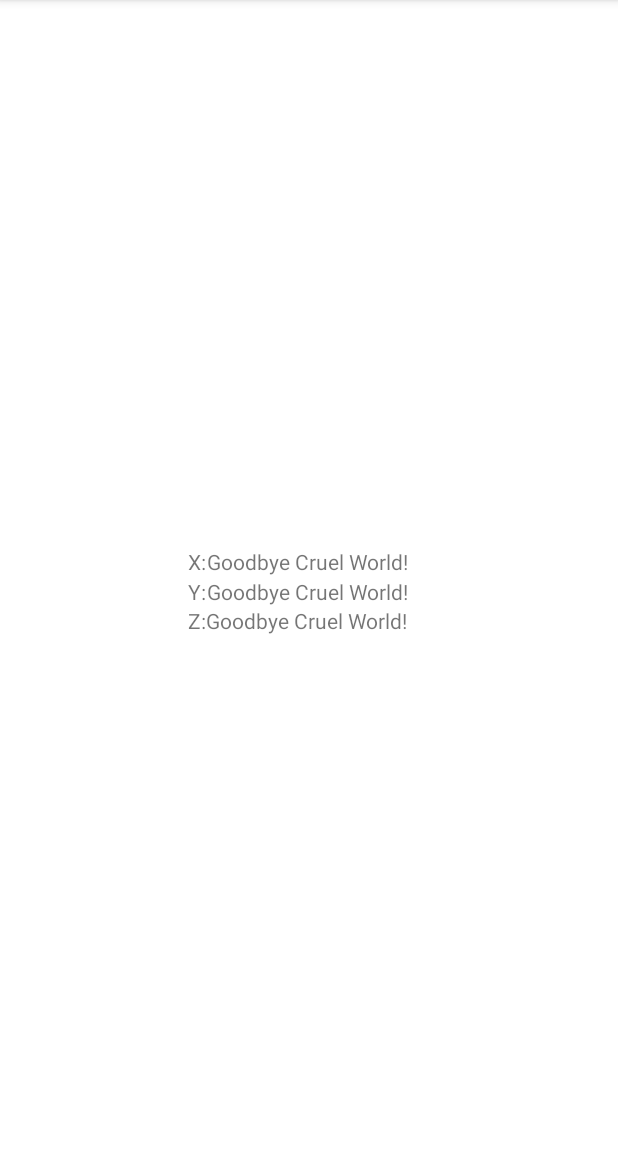
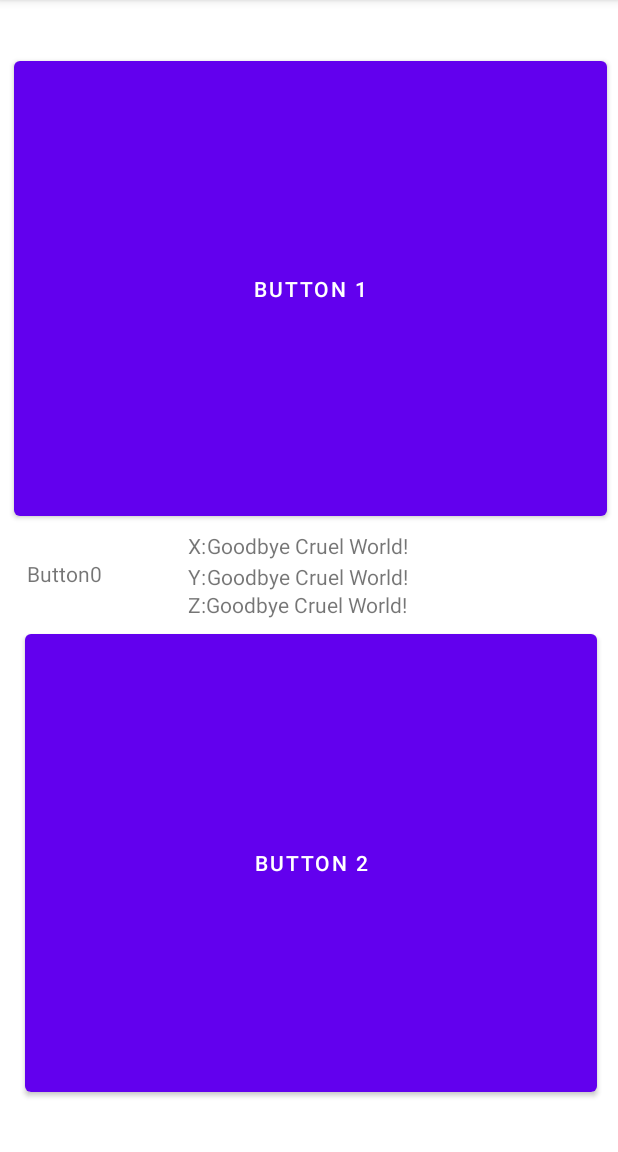
Before and after one commit to sean-sands-bc/SensorDemo1, an Android app: the screen it shows after launch (MainActivity), on a phone screen of 412 x 824 dp, the part 84-1236 px from its top. Run offline under Robolectric (Android 15) with nearby library versions, the phone set to English and light mode, and no system bars.

Commit message:
added ui, two buttons pressing a button updates gyro numbers and button pressed

```diff
--- a/app/src/main/java/com/example/sensordemo1/MainActivity.java
+++ b/app/src/main/java/com/example/sensordemo1/MainActivity.java
@@ -7,7 +7,9 @@ import android.hardware.SensorEvent;
 import android.hardware.SensorEventListener;
 import android.hardware.SensorManager;
 import android.os.Bundle;
+import android.view.View;
 import android.widget.TextView;
+import android.widget.Button;
 
 public class MainActivity extends AppCompatActivity implements SensorEventListener {
     private SensorManager mSensorManager;
@@ -15,7 +17,10 @@ public class MainActivity extends AppCompatActivity implements SensorEventListen
     private TextView tvXgyro;
     private TextView tvYgyro;
     private TextView tvZgyro;
-    private int btnFlag = 0;
+    private TextView tvBtnNum;
+    private Integer btnFlag = 0;
+    private Button btn1;
+    private Button btn2;
 
     public MainActivity(){
         //
@@ -31,19 +36,41 @@ public class MainActivity extends AppCompatActivity implements SensorEventListen
         tvXgyro = (TextView)findViewById(R.id.xGyro);
         tvYgyro = (TextView)findViewById(R.id.yGyro);
         tvZgyro = (TextView)findViewById(R.id.zGyro);
+        tvBtnNum = (TextView)findViewById(R.id.btnNum);
+        btn1 = (Button)findViewById(R.id.btn1);
+        btn1.setOnClickListener(new View.OnClickListener(){
+
+            @Override
+            public void onClick(View v) {
+                btnFlag = 1;
+            }
+        });
+        btn2 = (Button)findViewById(R.id.btn2);
+        btn2.setOnClickListener(new View.OnClickListener(){
+
+            @Override
+            public void onClick(View v) {
+                btnFlag = 2;
+            }
+        });
         mSensorManager.registerListener(this, mGyroscope, SensorManager.SENSOR_DELAY_NORMAL);
 
     }
 
     @Override
     public void onSensorChanged(SensorEvent event) {
+        if(btnFlag>0) {
+
             Float axisX = event.values[0];
             Float axisY = event.values[1];
             Float axisZ = event.values[2];
 
+            tvBtnNum.setText(btnFlag.toString());
+            btnFlag = 0;
             tvXgyro.setText(axisX.toString());
             tvYgyro.setText(axisY.toString());
             tvZgyro.setText(axisZ.toString());
+        }
     }
 
     @Override
--- a/app/src/main/res/layout/activity_main.xml
+++ b/app/src/main/res/layout/activity_main.xml
@@ -16,8 +16,7 @@
         app:layout_constraintHorizontal_bias="0.498"
         app:layout_constraintLeft_toLeftOf="parent"
         app:layout_constraintRight_toRightOf="parent"
-        app:layout_constraintTop_toTopOf="parent"
-        app:layout_constraintVertical_bias="0.514" />
+        app:layout_constraintTop_toTopOf="parent" />
 
     <TextView
         android:id="@+id/textView"
@@ -29,19 +28,28 @@
         app:layout_constraintLeft_toLeftOf="parent"
         app:layout_constraintRight_toRightOf="parent"
         app:layout_constraintTop_toTopOf="parent"
-        app:layout_constraintVertical_bias="0.54" />
+        app:layout_constraintVertical_bias="0.525" />
 
     <TextView
-        android:id="@+id/zGyro"
         android:layout_width="wrap_content"
         android:layout_height="wrap_content"
-        android:text="Goodbye Cruel World!"
+        android:text="Y:"
         app:layout_constraintBottom_toBottomOf="parent"
-        app:layout_constraintEnd_toEndOf="parent"
-        app:layout_constraintHorizontal_bias="0.0"
-        app:layout_constraintStart_toEndOf="@+id/textView"
+        app:layout_constraintHorizontal_bias="0.313"
+        app:layout_constraintLeft_toLeftOf="parent"
+        app:layout_constraintRight_toRightOf="parent"
+        app:layout_constraintTop_toTopOf="parent" />
+
+    <TextView
+        android:layout_width="wrap_content"
+        android:layout_height="wrap_content"
+        android:text="X:"
+        app:layout_constraintBottom_toBottomOf="parent"
+        app:layout_constraintHorizontal_bias="0.313"
+        app:layout_constraintLeft_toLeftOf="parent"
+        app:layout_constraintRight_toRightOf="parent"
         app:layout_constraintTop_toTopOf="parent"
-        app:layout_constraintVertical_bias="0.54" />
+        app:layout_constraintVertical_bias="0.473" />
 
     <TextView
         android:id="@+id/xGyro"
@@ -53,28 +61,84 @@
         app:layout_constraintLeft_toLeftOf="parent"
         app:layout_constraintRight_toRightOf="parent"
         app:layout_constraintTop_toTopOf="parent"
-        app:layout_constraintVertical_bias="0.487" />
+        app:layout_constraintVertical_bias="0.473" />
+
+    <TextView
+        android:id="@+id/zGyro"
+        android:layout_width="wrap_content"
+        android:layout_height="wrap_content"
+        android:layout_marginStart="137dp"
+        android:layout_marginLeft="137dp"
+        android:text="Goodbye Cruel World!"
+        app:layout_constraintBottom_toBottomOf="parent"
+        app:layout_constraintEnd_toEndOf="parent"
+        app:layout_constraintHorizontal_bias="0.0"
+        app:layout_constraintStart_toEndOf="@+id/textView"
+        app:layout_constraintStart_toStartOf="parent"
+        app:layout_constraintTop_toTopOf="parent"
+        app:layout_constraintVertical_bias="0.525" />
+
+    <Button
+        android:id="@+id/btn1"
+        android:layout_width="395dp"
+        android:layout_height="315dp"
+        android:layout_marginStart="9dp"
+        android:layout_marginLeft="9dp"
+        android:layout_marginTop="16dp"
+        android:layout_marginEnd="7dp"
+        android:layout_marginRight="7dp"
+        android:layout_marginBottom="400dp"
+        android:text="Button 1"
+        app:layout_constraintBottom_toBottomOf="parent"
+        app:layout_constraintEnd_toEndOf="parent"
+        app:layout_constraintStart_toStartOf="parent"
+        app:layout_constraintTop_toTopOf="parent" />
+
+    <Button
+        android:id="@+id/btn2"
+        android:layout_width="381dp"
+        android:layout_height="317dp"
+        android:layout_marginStart="16dp"
+        android:layout_marginLeft="16dp"
+        android:layout_marginTop="398dp"
+        android:layout_marginEnd="14dp"
+        android:layout_marginRight="14dp"
+        android:layout_marginBottom="16dp"
+        android:text="Button 2"
+        app:layout_constraintBottom_toBottomOf="parent"
+        app:layout_constraintEnd_toEndOf="parent"
+        app:layout_constraintStart_toStartOf="parent"
+        app:layout_constraintTop_toTopOf="parent" />
 
     <TextView
         android:layout_width="wrap_content"
         android:layout_height="wrap_content"
-        android:text="X:"
+        android:layout_marginStart="18dp"
+        android:layout_marginLeft="18dp"
+        android:layout_marginTop="354dp"
+        android:layout_marginEnd="352dp"
+        android:layout_marginRight="352dp"
+        android:layout_marginBottom="358dp"
+        android:text="Button"
         app:layout_constraintBottom_toBottomOf="parent"
-        app:layout_constraintHorizontal_bias="0.313"
-        app:layout_constraintLeft_toLeftOf="parent"
-        app:layout_constraintRight_toRightOf="parent"
-        app:layout_constraintTop_toTopOf="parent"
-        app:layout_constraintVertical_bias="0.487" />
+        app:layout_constraintEnd_toEndOf="parent"
+        app:layout_constraintStart_toStartOf="parent"
+        app:layout_constraintTop_toTopOf="parent" />
 
     <TextView
+        android:id="@+id/btnNum"
         android:layout_width="wrap_content"
         android:layout_height="wrap_content"
-        android:text="Y:"
+        android:layout_marginStart="59dp"
+        android:layout_marginLeft="59dp"
+        android:layout_marginTop="354dp"
+        android:layout_marginEnd="344dp"
+        android:layout_marginRight="344dp"
+        android:layout_marginBottom="358dp"
+        android:text="0"
         app:layout_constraintBottom_toBottomOf="parent"
-        app:layout_constraintHorizontal_bias="0.313"
-        app:layout_constraintLeft_toLeftOf="parent"
-        app:layout_constraintRight_toRightOf="parent"
-        app:layout_constraintTop_toTopOf="parent"
-        app:layout_constraintVertical_bias="0.514" />
+        app:layout_constraintEnd_toEndOf="parent"
+        app:layout_constraintStart_toStartOf="parent"
+        app:layout_constraintTop_toTopOf="parent" />
 
 </androidx.constraintlayout.widget.ConstraintLayout>
```
Lines whose indentation alone changed are shown as unchanged.
